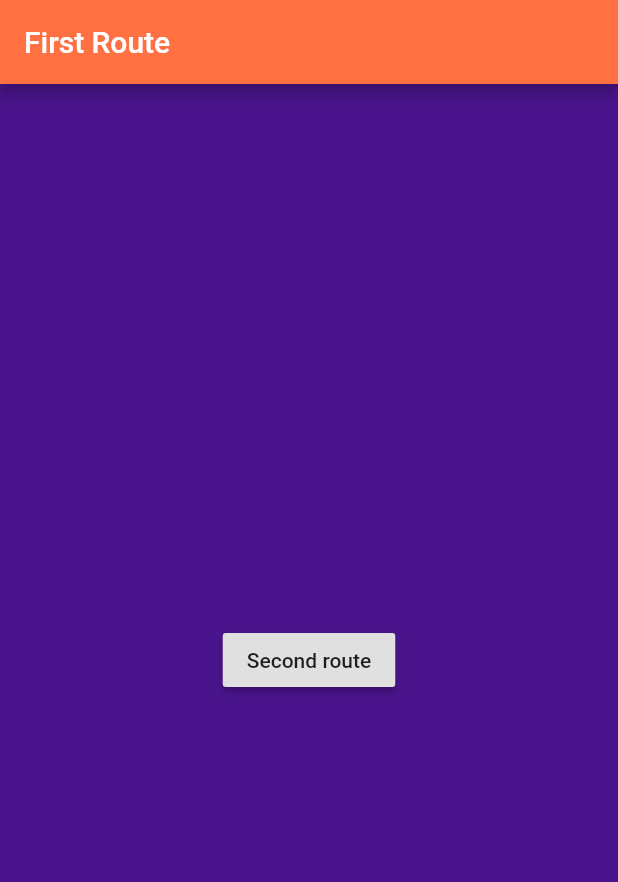
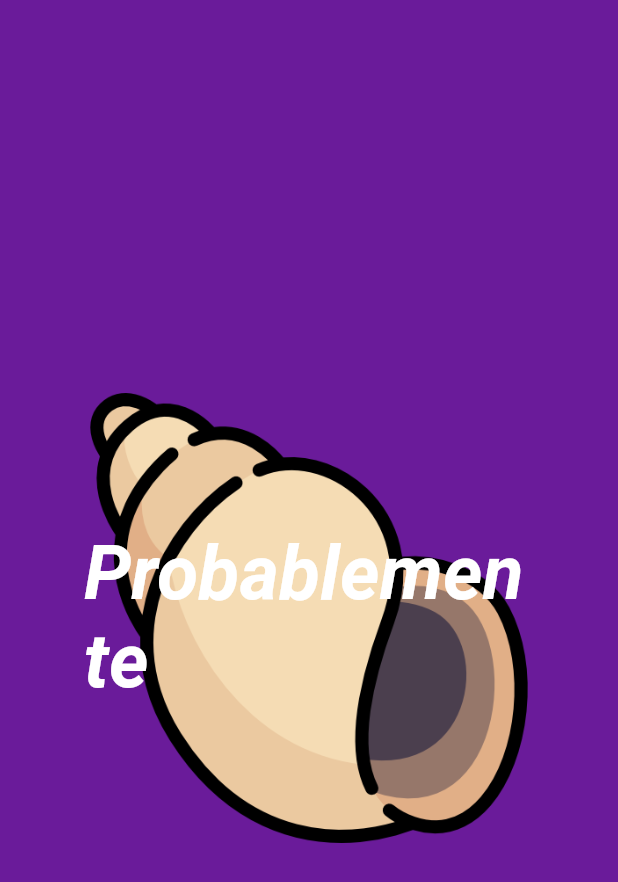
Before and after one commit to AllieMichell/lacaracool, a Flutter app: the screen it shows after launch, on a phone screen of 412 x 824 dp. Shown: the top 882 px of the screen. Run offline on Flutter 3.47's test engine with Material 2 defaults, Android fonts, the phone set to English and light mode, and no system bars.

```diff
--- a/lib/main.dart
+++ b/lib/main.dart
@@ -1,70 +1,98 @@
 import 'package:flutter/material.dart';
 
 void main() {
-  runApp(MaterialApp(title: 'Caracola Mágica', home: FirstRoute(),));
+  runApp(MaterialApp(title: 'Caracola Mágica', home: CaracolaMagica(),));
 }
 
-class FirstRoute extends StatelessWidget {
+class CaracolaMagica extends StatefulWidget {
+  @override
+  _CaracolaMagicaSimpleState createState() => _CaracolaMagicaSimpleState();
+}
+class _CaracolaMagicaSimpleState extends State<CaracolaMagica> {
+  Answers _selectedAnswer = answers[0];
+  void _selected(Answers answer) {
+    setState(() {
+     _selectedAnswer = answer;
+    });
+  }
   @override
   Widget build(BuildContext context) {
-    return Scaffold(
-      backgroundColor: Colors.purple[900],
-      appBar: AppBar(
-        title: Text('First Route'),
-        backgroundColor: Colors.deepOrange[400],
-      ),
-      body: Center(
-        child: RaisedButton(
-          child: Text('Second route'),
-          onPressed: () {
-            // Navigate to second route when tapped.
-            Navigator.push(context, MaterialPageRoute(builder: (context) => SecondRoute()),);
-          }
+    return MaterialApp(
+      home: Scaffold(
+        backgroundColor: Colors.purple[800],
+        // appBar: AppBar(
+        //   title: Text('La Caracola Mágica'),
+        //   backgroundColor: Colors.purple[900],
+        // ),
+        body: Center(
+          child: ClipRect(
+            child: Container(
+              width: 300.0,
+              height: 300.0,
+              decoration: BoxDecoration(
+                image: DecorationImage(
+                  image: AssetImage('images/sea.png'),
+                ),
+              ),
+              child: FlatButton(
+                padding: EdgeInsets.all(0.0),
+                onPressed: () {
+                  // debugPrint('button clicked');
+                  // API to get random data
+                  // new Text('No!');
+                  _selected(answers[3]);
+                },
+                child: randomAnswer(answer: _selectedAnswer),
+                // child: Text(
+                //   ('Nooo!'),
+                //   style: new TextStyle(rfontSize: 50.0, fontWeight: FontWeight.bold, color: Colors.white, fontStyle: FontStyle.italic)
+                // ),
+              ),
+            ),
+          ),
         ),
       ),
     );
   }
 }
-
-class SecondRoute extends StatelessWidget {
+class FlightImagesAsset extends StatelessWidget {
   @override
   Widget build(BuildContext context) {
-    return Scaffold(
-      backgroundColor: Colors.purple[900],
-      appBar: AppBar(
-        title: Text('Second Route'),
-        backgroundColor: Colors.deepOrange,
-      ),
-      body: Center(
-        child: RaisedButton(
-          child: Text('Third route'),
-          onPressed: () {
-            // Navigate to third route tapper
-            Navigator.push(context, MaterialPageRoute(builder: (context) => ThirdRoute()),);
-          }
+    AssetImage assetImage = AssetImage('images/sea.png');
+    Image image = Image(image: assetImage);
+    return Container(child: image,);
+  }
+}
+// FlightImagesAsset(); --> Forma de guardarlo
+
+class Answers {
+  const Answers({this.title});
+  final String title;
+}
+
+const List<Answers> answers = const <Answers>[
+  const Answers(title: 'Probablemente'),
+  const Answers(title: 'Si!'),
+  const Answers(title: 'No'),
+  const Answers(title: 'Nooo!'),
+  const Answers(title: 'No lo creo'),
+  const Answers(title: 'Prueba preguntando nuevamente'),
+  const Answers(title: 'No veo la hora de que te pongas a jalar!'),
+];
+
+class randomAnswer extends StatelessWidget{
+  const randomAnswer({Key key, this.answer}) : super(key:key);
+  final Answers answer;
+
+  @override
+  Widget build(BuildContext context){
+    return Container(
+      child: Center(
+        child: Text(
+          (answer.title),
+          style: new TextStyle(fontSize: 50.0, fontWeight: FontWeight.bold, color: Colors.white, fontStyle: FontStyle.italic)
         ),
       ),
     );
   }
 }
-
-class ThirdRoute extends StatelessWidget {
-  @override
-  Widget build(BuildContext context) {
-    return Scaffold(
-      backgroundColor: Colors.brown[100],
-      appBar: AppBar(
-        title: Text('Third Route'),
-        backgroundColor: Colors.lightGreen[600],
-      ),
-      body: Center(
-        child: RaisedButton(
-          onPressed: () {
-            Navigator.pop(context);
-          },
-          child: Text('Go back!'),
-        ),
-      ),
-    );
-  }
-}
--- a/pubspec.yaml
+++ b/pubspec.yaml
@@ -41,8 +41,9 @@ flutter:
   uses-material-design: true
 
   # To add assets to your application, add an assets section, like this:
-  # assets:
-  #  - images/a_dot_burr.jpeg
+  assets:
+   - images/sea.png
+   - images/sea-snail.png
   #  - images/a_dot_ham.jpeg
 
   # An image asset can refer to one or more resolution-specific "variants", see
```
Also changed, not shown: lib/test.dart (added, +34 -0 lines), images/sea-snail.png (added), images/sea.png (added).
